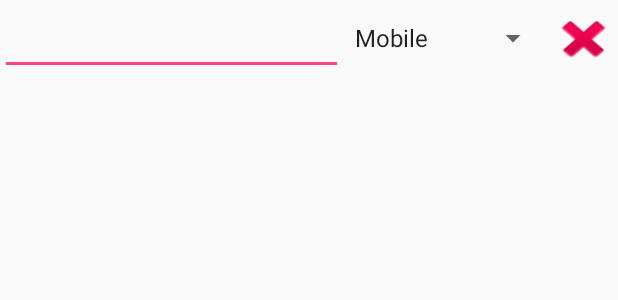
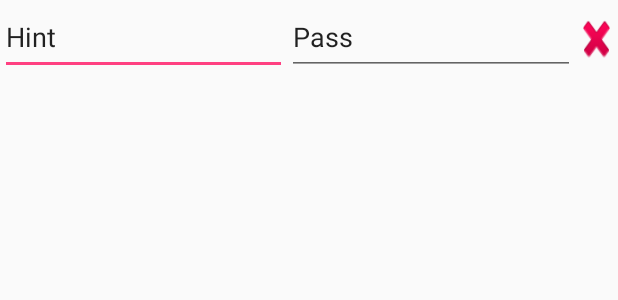
Before and after one commit to DanielUrsachi/QuestServer, an Android app: the layout field.xml on its own in the app's theme, with its tools: preview values and no code run, on a phone screen of 412 x 824 dp. Shown: the top 300 px of the screen. Run offline under Robolectric (Android 15) with nearby library versions, the phone set to English and light mode, and no system bars.

Commit message:
dynamic fields

```diff
--- a/Android/app/src/main/res/layout/field.xml
+++ b/Android/app/src/main/res/layout/field.xml
@@ -3,24 +3,27 @@
     android:layout_width="match_parent"
     android:layout_height="50dp"
     android:orientation="horizontal" >
+
     <EditText
-        android:id="@+id/number_edit_text"
+        android:id="@+id/edit_text"
         android:layout_width="0dp"
         android:layout_height="match_parent"
         android:layout_weight="5"
-        android:inputType="phone"/>
-    <Spinner
-        android:id="@+id/type_spinner"
+        android:inputType="text"
+        android:text="Hint" />
+
+    <EditText
+        android:id="@+id/edit_text2"
         android:layout_width="0dp"
-        android:layout_height="wrap_content"
-        android:layout_weight="3"
-        android:entries="@array/types"
-        android:gravity="right" />
+        android:layout_height="match_parent"
+        android:layout_weight="5"
+        android:inputType="text"
+        android:text="Pass" />
     <Button
         android:id="@+id/delete_button"
         android:layout_width="0dp"
         android:layout_height="40dp"
-        android:layout_weight="1"
+        android:layout_weight="0.73"
         android:background="@android:drawable/ic_delete"
         android:onClick="onDelete"/>
 </LinearLayout>
--- a/Android/app/src/main/res/values/strings.xml
+++ b/Android/app/src/main/res/values/strings.xml
@@ -1,8 +1,3 @@
 <resources>
     <string name="app_name">QuestClient</string>
-    <string-array name="types">
-        <item>Mobile</item>
-        <item>Office</item>
-        <item>Home</item>
-    </string-array>
 </resources>
```
Also changed, not shown: Android/app/src/main/java/com/example/dan/questclient/CreatorActivity.java (+61 -3 lines), Android/app/src/main/res/layout/activity_creator.xml (+46 -15 lines), Android/app/src/main/res/layout/row.xml (deleted, +0 -19 lines).
